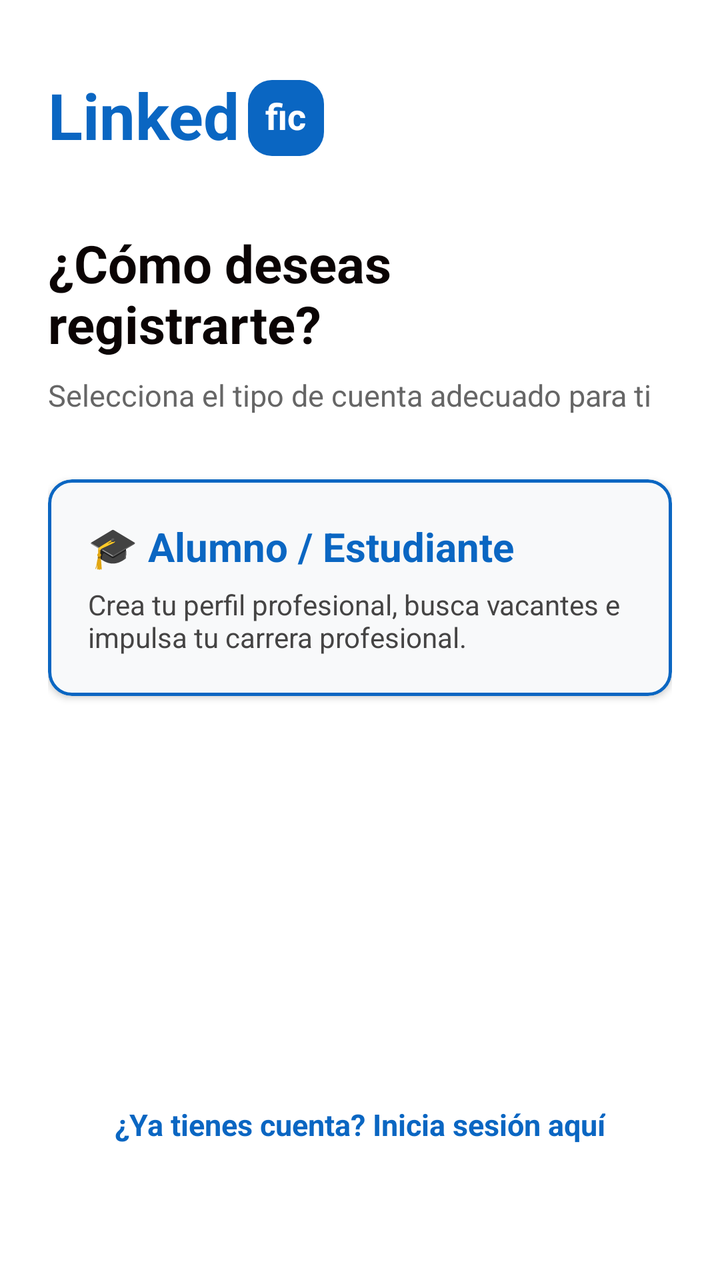
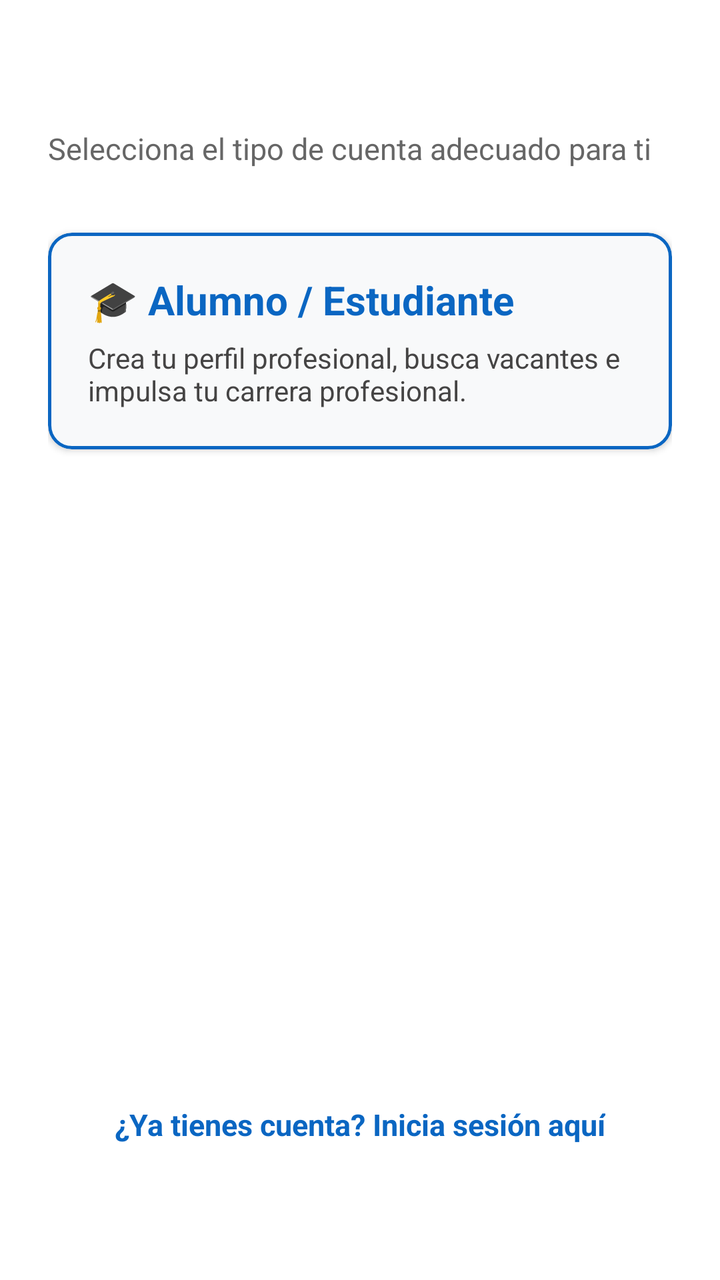

Compare the two renders of this Android layout. The source of the first and the diff that turns it into the second are given below.
<!-- AndroidManifest.xml: application theme Theme.LinkedInInterno -->
<!-- res/layout/activity_role_selection.xml -->
<?xml version="1.0" encoding="utf-8"?>
<androidx.constraintlayout.widget.ConstraintLayout
    xmlns:android="http://schemas.android.com/apk/res/android"
    xmlns:app="http://schemas.android.com/apk/res-auto"
    xmlns:tools="http://schemas.android.com/tools"
    android:id="@+id/roleSelection"
    android:layout_width="match_parent"
    android:layout_height="match_parent"
    android:background="@android:color/white"
    android:padding="24dp">

    
    <LinearLayout
        android:id="@+id/headerContainerRole"
        android:layout_width="wrap_content"
        android:layout_height="wrap_content"
        android:layout_marginTop="16dp"
        android:orientation="horizontal"
        android:gravity="center_vertical"
        app:layout_constraintStart_toStartOf="parent"
        app:layout_constraintTop_toTopOf="parent">

        <TextView
            android:layout_width="wrap_content"
            android:layout_height="wrap_content"
            android:includeFontPadding="false"
            android:text="@string/txt_linked_logo"
            android:textColor="#0A66C2"
            android:textSize="32sp"
            android:textStyle="bold" />

        <FrameLayout
            android:layout_width="38dp"
            android:layout_height="38dp"
            android:layout_marginStart="4dp"
            android:background="@drawable/logo_linkedfic">

            <TextView
                android:layout_width="wrap_content"
                android:layout_height="wrap_content"
                android:layout_gravity="center"
                android:includeFontPadding="false"
                android:text="@string/txt_fic_logo"
                android:textColor="@android:color/white"
                android:textSize="18sp"
                android:textStyle="bold" />
        </FrameLayout>
    </LinearLayout>

    <TextView
        android:id="@+id/tvTitleRole"
        android:layout_width="wrap_content"
        android:layout_height="wrap_content"
        android:layout_marginTop="36dp"
        android:text="@string/title_role_selection"
        android:textColor="#0B0404"
        android:textSize="26sp"
        android:textStyle="bold"
        app:layout_constraintStart_toStartOf="parent"
        app:layout_constraintTop_toBottomOf="@id/headerContainerRole" />

    <TextView
        android:id="@+id/tvSubtitleRole"
        android:layout_width="wrap_content"
        android:layout_height="wrap_content"
        android:layout_marginTop="8dp"
        android:text="@string/subtitle_role_selection"
        android:textColor="#666666"
        android:textSize="15sp"
        app:layout_constraintStart_toStartOf="parent"
        app:layout_constraintTop_toBottomOf="@id/tvTitleRole" />

    
    <com.google.android.material.card.MaterialCardView
        android:id="@+id/cardStudent"
        android:layout_width="match_parent"
        android:layout_height="wrap_content"
        android:layout_marginTop="32dp"
        android:clickable="true"
        android:focusable="true"
        app:cardBackgroundColor="#F8F9FA"
        app:cardCornerRadius="12dp"
        app:cardElevation="2dp"
        app:strokeColor="#0A66C2"
        app:strokeWidth="1.5dp"
        app:layout_constraintTop_toBottomOf="@id/tvSubtitleRole">

        <LinearLayout
            android:layout_width="match_parent"
            android:layout_height="wrap_content"
            android:orientation="vertical"
            android:padding="20dp">

            <TextView
                android:layout_width="wrap_content"
                android:layout_height="wrap_content"
                android:text="@string/role_student_title"
                android:textColor="#0A66C2"
                android:textSize="20sp"
                android:textStyle="bold" />

            <TextView
                android:layout_width="wrap_content"
                android:layout_height="wrap_content"
                android:layout_marginTop="6dp"
                android:text="@string/role_student_desc"
                android:textColor="#454444"
                android:textSize="14sp" />
        </LinearLayout>
    </com.google.android.material.card.MaterialCardView>

    
    <com.google.android.material.card.MaterialCardView
        android:id="@+id/cardCompany"
        android:layout_width="match_parent"
        android:layout_height="wrap_content"
        android:layout_marginTop="20dp"
        android:clickable="true"
        android:focusable="true"
        android:visibility="gone"
        app:cardBackgroundColor="#F8F9FA"
        app:cardCornerRadius="12dp"
        app:cardElevation="2dp"
        app:strokeColor="#0A66C2"
        app:strokeWidth="1.5dp"
        app:layout_constraintTop_toBottomOf="@id/cardStudent">

        <LinearLayout
            android:layout_width="match_parent"
            android:layout_height="wrap_content"
            android:orientation="vertical"
            android:padding="20dp">

            <TextView
                android:layout_width="wrap_content"
                android:layout_height="wrap_content"
                android:text="@string/role_company_title"
                android:textColor="#0A66C2"
                android:textSize="20sp"
                android:textStyle="bold" />

            <TextView
                android:layout_width="wrap_content"
                android:layout_height="wrap_content"
                android:layout_marginTop="6dp"
                android:text="@string/role_company_desc"
                android:textColor="#454444"
                android:textSize="14sp" />
        </LinearLayout>
    </com.google.android.material.card.MaterialCardView>

    <TextView
        android:id="@+id/tvBackToLogin"
        android:layout_width="wrap_content"
        android:layout_height="wrap_content"
        android:layout_marginBottom="16dp"
        android:clickable="true"
        android:focusable="true"
        android:minHeight="48dp"
        android:text="@string/back_to_login_prompt"
        android:textColor="#0A66C2"
        android:textSize="15sp"
        android:textStyle="bold"
        app:layout_constraintBottom_toBottomOf="parent"
        app:layout_constraintEnd_toEndOf="parent"
        app:layout_constraintStart_toStartOf="parent" />

</androidx.constraintlayout.widget.ConstraintLayout>
<!-- resources referenced by this layout -->
<resources>
  <!-- drawable logo_linkedfic (drawable) -->
  <?xml version="1.0" encoding="utf-8"?>
  <shape xmlns:android="http://schemas.android.com/apk/res/android">
      <solid android:color="@color/linkedfic_blue" />
      <corners android:radius="12dp" />
  </shape>
  <string name="back_to_login_prompt">¿Ya tienes cuenta? Inicia sesión aquí</string>
  <string name="role_company_desc">Publica ofertas de empleo, busca talento universitario y conecta con estudiantes.</string>
  <string name="role_company_title">🏢 Empresa / Reclutador (Próximamente)</string>
  <string name="role_student_desc">Crea tu perfil profesional, busca vacantes e impulsa tu carrera profesional.</string>
  <string name="role_student_title">🎓 Alumno / Estudiante</string>
  <string name="subtitle_role_selection">Selecciona el tipo de cuenta adecuado para ti</string>
  <string name="title_role_selection">¿Cómo deseas registrarte?</string>
  <string name="txt_fic_logo">fic</string>
  <string name="txt_linked_logo">Linked</string>
  <style name="Theme.LinkedInInterno" parent="Base.Theme.LinkedInInterno" />
  <color name="linkedfic_blue">#0A66C2</color>
  <style name="Base.Theme.LinkedInInterno" parent="Theme.Material3.DayNight.NoActionBar">
          
          <item name="colorPrimary">@color/azul_linkedin</item>
          <item name="colorOnPrimary">@color/white</item>
          <item name="colorPrimaryContainer">@color/azul_muy_claro</item>
          <item name="colorOnPrimaryContainer">@color/azul_oscuro</item>
          <item name="colorSecondary">@color/dorado_oro_uas</item>
          <item name="android:colorBackground">@color/gris_claro_fondo</item>
      </style>
  <color name="azul_linkedin">#0A66C2</color>
  <color name="white">#FFFFFFFF</color>
  <color name="azul_muy_claro">#EBF2F9</color>
  <color name="azul_oscuro">#1B365D</color>
  <color name="dorado_oro_uas">#AF9121</color>
  <color name="gris_claro_fondo">#F4F2EE</color>
</resources>

<!-- the commit's change to res/layout/activity_role_selection.xml (unified diff, before → after) -->
@@ -9,55 +9,15 @@
     android:background="@android:color/white"
     android:padding="24dp">
 
-    
-    <LinearLayout
-        android:id="@+id/headerContainerRole"
-        android:layout_width="wrap_content"
+    <com.google.android.material.card.MaterialCardView
+        android:id="@+id/cardUserInfo"
+        android:layout_width="match_parent"
         android:layout_height="wrap_content"
-        android:layout_marginTop="16dp"
-        android:orientation="horizontal"
-        android:gravity="center_vertical"
-        app:layout_constraintStart_toStartOf="parent"
-        app:layout_constraintTop_toTopOf="parent">
-
-        <TextView
-            android:layout_width="wrap_content"
-            android:layout_height="wrap_content"
-            android:includeFontPadding="false"
-            android:text="@string/txt_linked_logo"
-            android:textColor="#0A66C2"
-            android:textSize="32sp"
-            android:textStyle="bold" />
-
-        <FrameLayout
-            android:layout_width="38dp"
-            android:layout_height="38dp"
-            android:layout_marginStart="4dp"
-            android:background="@drawable/logo_linkedfic">
-
-            <TextView
-                android:layout_width="wrap_content"
-                android:layout_height="wrap_content"
-                android:layout_gravity="center"
-                android:includeFontPadding="false"
-                android:text="@string/txt_fic_logo"
-                android:textColor="@android:color/white"
-                android:textSize="18sp"
-                android:textStyle="bold" />
-        </FrameLayout>
-    </LinearLayout>
-
-    <TextView
-        android:id="@+id/tvTitleRole"
-        android:layout_width="wrap_content"
-        android:layout_height="wrap_content"
-        android:layout_marginTop="36dp"
-        android:text="@string/title_role_selection"
-        android:textColor="#0B0404"
-        android:textSize="26sp"
-        android:textStyle="bold"
-        app:layout_constraintStart_toStartOf="parent"
-        app:layout_constraintTop_toBottomOf="@id/headerContainerRole" />
+        android:layout_marginTop="32dp"
+        app:cardBackgroundColor="@android:color/white"
+        app:cardCornerRadius="12dp"
+        app:cardElevation="2dp"
+        app:layout_constraintTop_toTopOf="parent" />
 
     <TextView
         android:id="@+id/tvSubtitleRole"
@@ -68,7 +28,7 @@
         android:textColor="#666666"
         android:textSize="15sp"
         app:layout_constraintStart_toStartOf="parent"
-        app:layout_constraintTop_toBottomOf="@id/tvTitleRole" />
+        app:layout_constraintTop_toBottomOf="@id/cardUserInfo" />
 
     
     <com.google.android.material.card.MaterialCardView
<!-- resource entries referenced after the edit -->
@@ -1,36 +1,24 @@
 <!-- resources referenced by this layout -->
 <resources>
-  <!-- drawable logo_linkedfic (drawable) -->
-  <?xml version="1.0" encoding="utf-8"?>
-  <shape xmlns:android="http://schemas.android.com/apk/res/android">
-      <solid android:color="@color/linkedfic_blue" />
-      <corners android:radius="12dp" />
-  </shape>
   <string name="back_to_login_prompt">¿Ya tienes cuenta? Inicia sesión aquí</string>
   <string name="role_company_desc">Publica ofertas de empleo, busca talento universitario y conecta con estudiantes.</string>
   <string name="role_company_title">🏢 Empresa / Reclutador (Próximamente)</string>
   <string name="role_student_desc">Crea tu perfil profesional, busca vacantes e impulsa tu carrera profesional.</string>
   <string name="role_student_title">🎓 Alumno / Estudiante</string>
   <string name="subtitle_role_selection">Selecciona el tipo de cuenta adecuado para ti</string>
-  <string name="title_role_selection">¿Cómo deseas registrarte?</string>
-  <string name="txt_fic_logo">fic</string>
-  <string name="txt_linked_logo">Linked</string>
   <style name="Theme.LinkedInInterno" parent="Base.Theme.LinkedInInterno" />
-  <color name="linkedfic_blue">#0A66C2</color>
   <style name="Base.Theme.LinkedInInterno" parent="Theme.Material3.DayNight.NoActionBar">
           
-          <item name="colorPrimary">@color/azul_linkedin</item>
+          <item name="colorPrimary">@color/azul_institucional</item>
           <item name="colorOnPrimary">@color/white</item>
-          <item name="colorPrimaryContainer">@color/azul_muy_claro</item>
+          <item name="colorPrimaryContainer">@color/azul_institucional</item>
           <item name="colorOnPrimaryContainer">@color/azul_oscuro</item>
           <item name="colorSecondary">@color/dorado_oro_uas</item>
-          <item name="android:colorBackground">@color/gris_claro_fondo</item>
+          <item name="android:colorBackground">@color/white</item>
       </style>
-  <color name="azul_linkedin">#0A66C2</color>
+  <color name="azul_institucional">#1860A8</color>
   <color name="white">#FFFFFFFF</color>
-  <color name="azul_muy_claro">#EBF2F9</color>
   <color name="azul_oscuro">#1B365D</color>
   <color name="dorado_oro_uas">#AF9121</color>
-  <color name="gris_claro_fondo">#F4F2EE</color>
 </resources>
 
